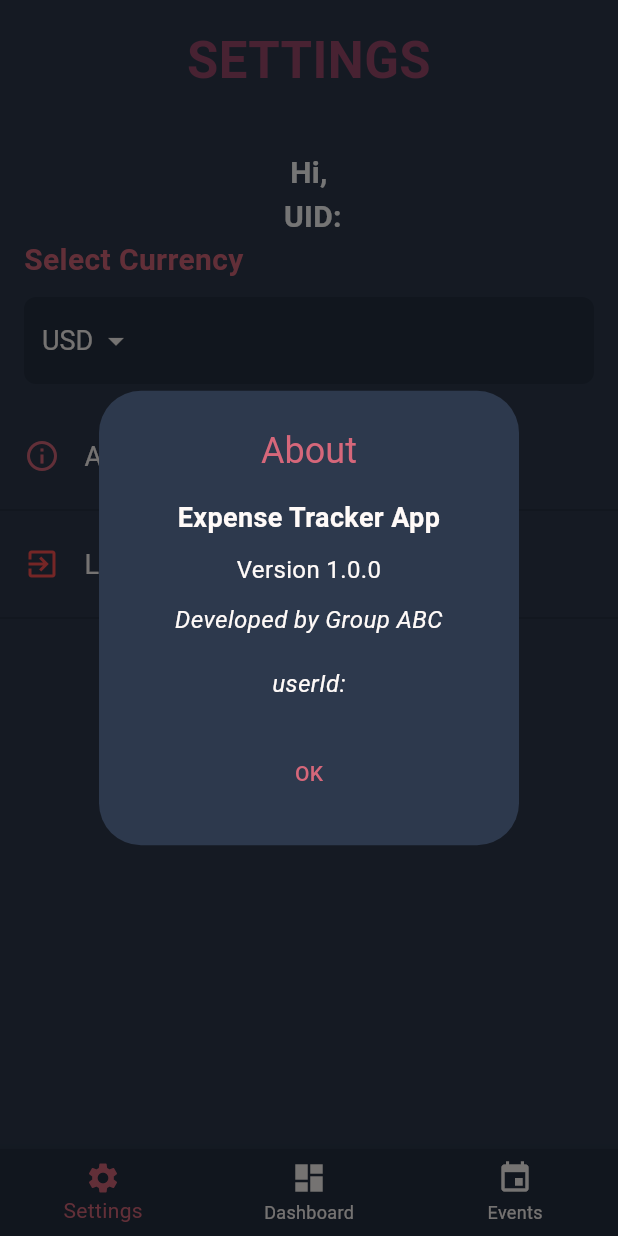
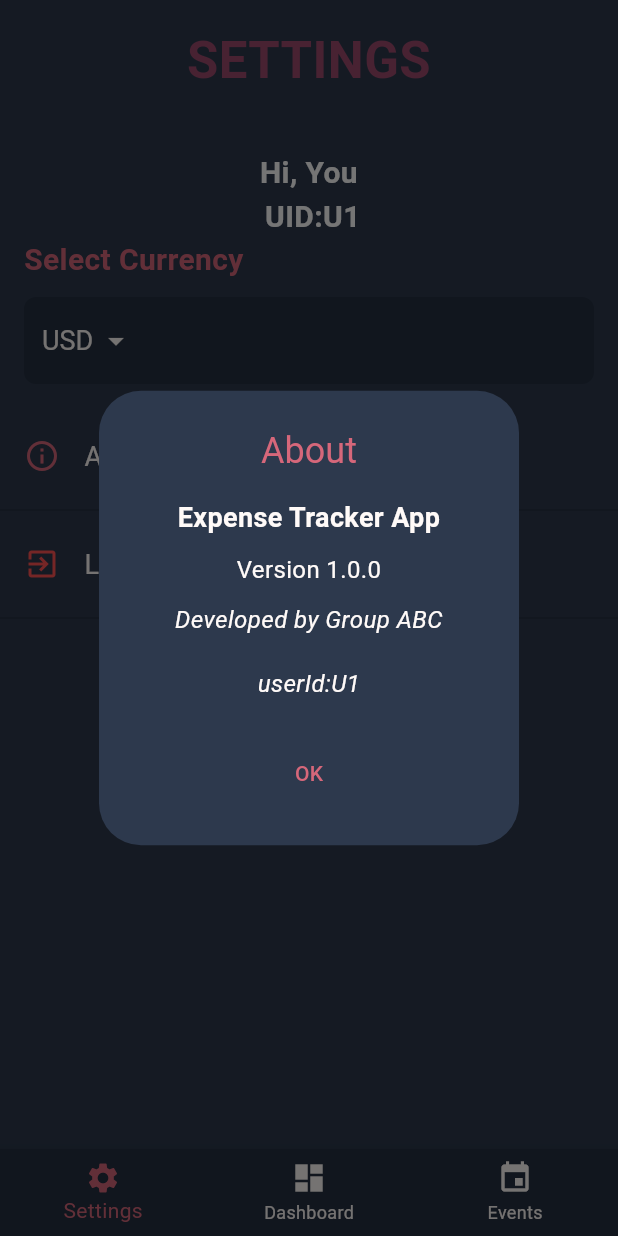
Before and after one commit to akifiz/Grp-Project-ABC-MAD-, a Flutter app: the MainApp screen opened directly, after a tap on "About", on a phone screen of 412 x 824 dp. Run offline on Flutter 3.47's test engine with Material 3 defaults, Android fonts, the phone set to English and light mode, and no system bars; our stand-ins replace cloud_firestore, firebase_auth, firebase_core, shared_preferences; accounts and stored records are empty; generated files the repository leaves out were written again; Roboto replaces fonts that are missing (Nunito).

```diff
--- a/abcmobileapp/lib/events_page.dart
+++ b/abcmobileapp/lib/events_page.dart
@@ -92,6 +92,8 @@ class _EventsPageState extends State<EventsPage> {
                   });
                   return false;
                 }
+
+
               }
               return true;
             }
@@ -129,7 +131,7 @@ class _EventsPageState extends State<EventsPage> {
                                   child: TextField(
                                     controller: participantControllers[index],
                                     decoration: InputDecoration(
-                                        labelText: 'Participant ${index + 1}'),
+                                        labelText: 'Participant ID${index + 1}'),
                                   ),
                                 ),
                                 if (participantControllers.length > 1)
--- a/abcmobileapp/lib/model.dart
+++ b/abcmobileapp/lib/model.dart
@@ -2,8 +2,8 @@ import 'package:cloud_firestore/cloud_firestore.dart';
 import 'package:uuid/uuid.dart';
 import 'dart:core';
 
-String global_userId = "";
-String global_defaultName = "";
+String global_userId = "U1";
+String global_defaultName = "You";
 
 String generateUuid(){
   var uuid = Uuid();
--- a/abcmobileapp/lib/sign_in_page.dart
+++ b/abcmobileapp/lib/sign_in_page.dart
@@ -28,11 +28,11 @@ class SignInPage extends StatelessWidget {
       );
 
       User? user = creds.user;
-      global_userId = user!.uid; // Get the UID
+      //global_userId = user!.uid; // Get the UID
 
       SharedPreferences prefs = await SharedPreferences.getInstance();
       await prefs.setBool('isLoggedIn', true);
-      await prefs.setString('userId', user.uid);
+      await prefs.setString('userId', user!.uid);
       await prefs.setString('email', user.email!);
 
       // Navigate to the main app after successful sign-in
--- a/abcmobileapp/lib/sign_up_page.dart
+++ b/abcmobileapp/lib/sign_up_page.dart
@@ -30,7 +30,7 @@ class SignUpPage extends StatelessWidget {
       );
 
       String uid = userCredential.user!.uid; // Get the UID
-      global_userId = uid;
+      //global_userId = uid;
 
       FirebaseHandler handler = FirebaseHandler();
       await handler.createUserData(uid, defaultName);
```
Also changed, not shown: abcmobileapp/lib/event_details.dart (+12 -3 lines).
